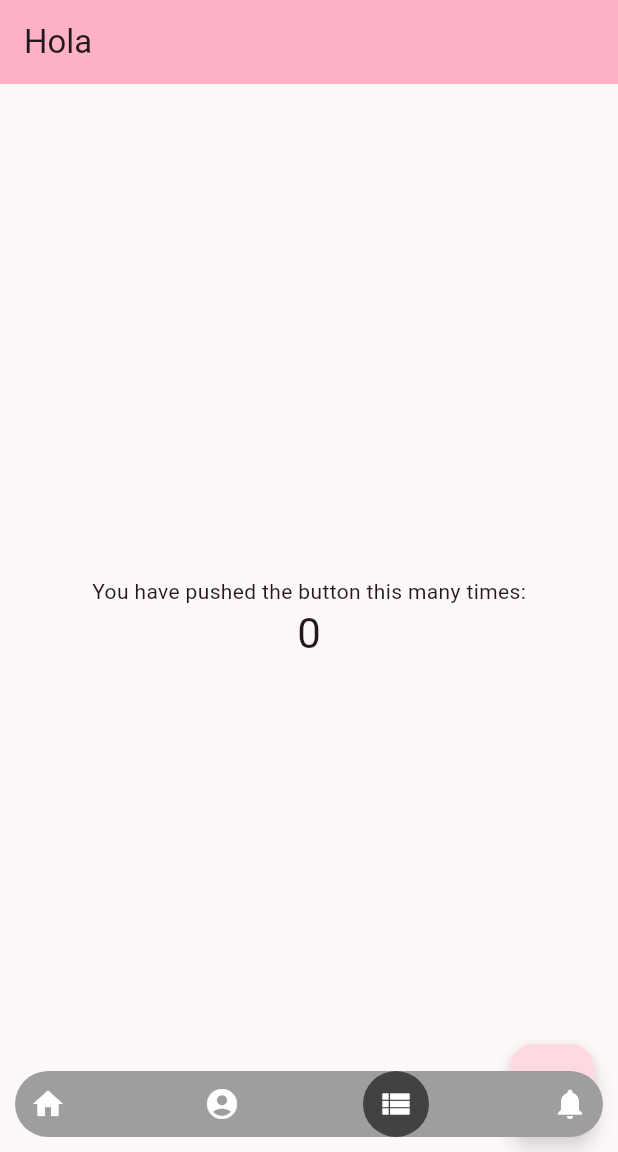
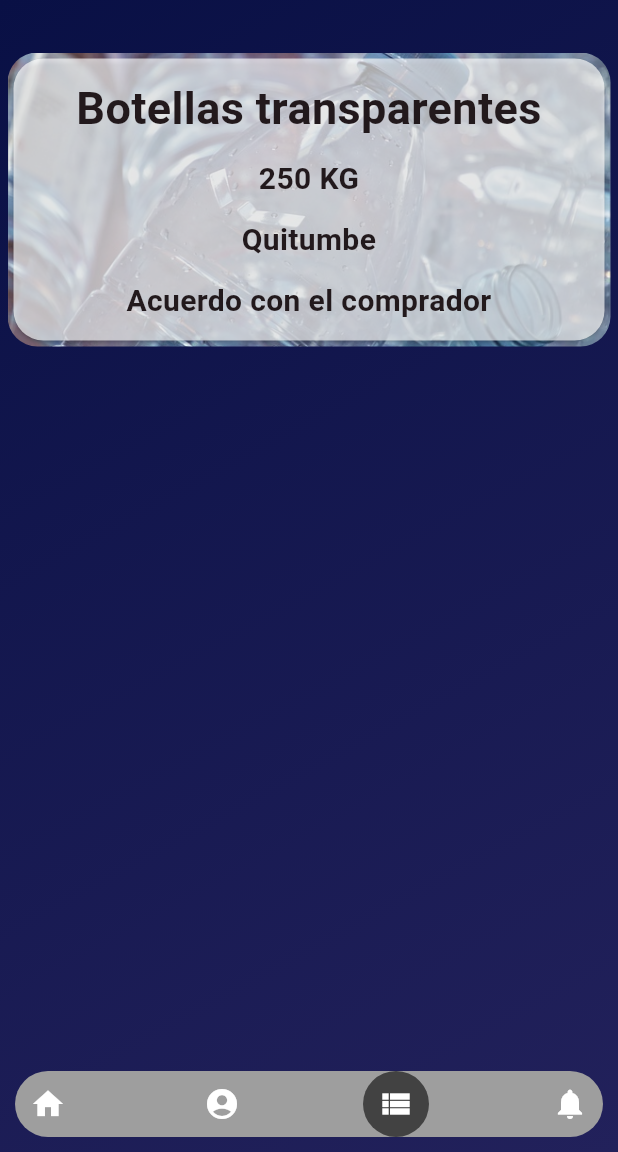
Before and after one commit to jorgeandres6/em, a Flutter app: the screen it shows after launch, item 3 of the bottom bar chosen, on a phone screen of 412 x 824 dp, the part 84-1236 px from its top. Run offline on Flutter 3.47's test engine with Material 2 defaults, Android fonts, the phone set to English and light mode, and no system bars; drawn by our look-alikes of google_nav_bar; our stand-ins replace file_picker, flip_card.

Commit message:
publicaciones y notificaciones V1

```diff
--- a/lib/screens/contenedor.dart
+++ b/lib/screens/contenedor.dart
@@ -3,6 +3,8 @@ import 'package:ecomarket/screens/categorias.dart';
 import 'package:ecomarket/screens/compra_venta.dart';
 import 'package:ecomarket/screens/home.dart';
 import 'package:ecomarket/screens/login.dart';
+import 'package:ecomarket/screens/perfil.dart';
+import 'package:ecomarket/screens/publicaciones.dart';
 import 'package:ecomarket/screens/publicar.dart';
 import 'package:flip_card/flip_card.dart';
 import 'package:ecomarket/screens/registro.dart';
@@ -22,10 +24,8 @@ class _ContenedorState extends State<Contenedor> {
   int _currentIndex = 0;
   final _pageOprtions = const [
     Publicar(),
-    CompraVenta(),
-    MyHomePage(
-      title: "Hola",
-    ),
+    Perfil(),
+    Publicaciones(),
     Registro()
   ];
 
--- /dev/null
+++ b/lib/screens/publicaciones.dart
@@ -0,0 +1,205 @@
+import 'dart:math';
+import 'package:flip_card/flip_card.dart';
+import 'package:ecomarket/screens/registro.dart';
+import 'package:flutter/material.dart';
+import 'package:google_nav_bar/google_nav_bar.dart';
+
+class Publicaciones extends StatefulWidget {
+  const Publicaciones({super.key});
+
+  @override
+  State<Publicaciones> createState() => _PublicacionesState();
+}
+
+class _PublicacionesState extends State<Publicaciones> {
+  bool isBack1 = false;
+  double angle1 = 0;
+
+  @override
+  Widget build(BuildContext context) {
+    return Scaffold(
+      resizeToAvoidBottomInset: false,
+      extendBody: true,
+      body: Container(
+        width: MediaQuery.of(context).size.width,
+        height: MediaQuery.of(context).size.height,
+        decoration: const BoxDecoration(
+            gradient: LinearGradient(
+                begin: Alignment.topLeft,
+                end: Alignment.bottomRight,
+                colors: [
+              Color.fromARGB(255, 9, 16, 69),
+              Color.fromARGB(255, 34, 33, 91),
+            ])),
+        child: SingleChildScrollView(
+          child: Column(
+            mainAxisAlignment: MainAxisAlignment.center,
+            //crossAxisAlignment: CrossAxisAlignment.center,
+            children: [
+              const SizedBox(
+                height: 30,
+              ),
+              GestureDetector(
+                onTap: () {
+                  _navigateToNextScreen(context);
+                },
+                child: const CardBoton(
+                  titulo: "Botellas transparentes",
+                  imagen: "images/transparentes.jpg",
+                  dir: "Quitumbe",
+                  rec: "Acuerdo con el comprador",
+                  peso: "250 KG",
+                ),
+              ),
+              const SizedBox(
+                height: 30,
+              ),
+            ],
+          ),
+        ),
+      ),
+    );
+  }
+
+  void _navigateToNextScreen(BuildContext context) {
+    Navigator.of(context)
+        .push(MaterialPageRoute(builder: (context) => const Registro()));
+  }
+
+  double flip(angle) {
+    setState(() {
+      angle = (angle + pi) % (2 * pi);
+    });
+    return angle;
+  }
+}
+
+class BackCard extends StatelessWidget {
+  const BackCard(
+      {super.key,
+      required this.titulo,
+      required this.desc,
+      required this.voidCallback});
+
+  final String titulo;
+  final String desc;
+  final VoidCallback voidCallback;
+
+  @override
+  Widget build(BuildContext context) {
+    return SizedBox(
+      width: double.infinity,
+      height: MediaQuery.of(context).size.height / 4,
+      child: Padding(
+        padding: const EdgeInsets.all(5),
+        child: Card(
+          color: const Color.fromARGB(255, 19, 9, 159),
+          shape:
+              RoundedRectangleBorder(borderRadius: BorderRadius.circular(20)),
+          child: Column(
+            mainAxisAlignment: MainAxisAlignment.spaceEvenly,
+            children: [
+              Text(
+                titulo,
+                textAlign: TextAlign.center,
+                style: const TextStyle(
+                    fontWeight: FontWeight.bold,
+                    fontSize: 30,
+                    color: Colors.white),
+              ),
+              ConstrainedBox(
+                constraints: BoxConstraints(
+                  maxHeight: MediaQuery.of(context).size.height / 12,
+                ),
+                child: SingleChildScrollView(
+                  child: Text(desc,
+                      textAlign: TextAlign.center,
+                      style: const TextStyle(
+                          fontWeight: FontWeight.bold,
+                          fontSize: 15,
+                          color: Colors.white)),
+                ),
+              ),
+              ElevatedButton(
+                  onPressed: voidCallback, child: const Text("Publicar"))
+            ],
+          ),
+        ),
+      ),
+    );
+  }
+
+  void _navigateToNextScreen(BuildContext context) {
+    Navigator.of(context)
+        .push(MaterialPageRoute(builder: (context) => const Registro()));
+  }
+}
+
+class CardBoton extends StatelessWidget {
+  const CardBoton(
+      {super.key,
+      required this.titulo,
+      required this.imagen,
+      required this.peso,
+      required this.dir,
+      required this.rec});
+
+  final String titulo;
+  final String imagen;
+  final String peso;
+  final String dir;
+  final String rec;
+
+  @override
+  Widget build(BuildContext context) {
+    return SizedBox(
+      width: double.infinity,
+      height: MediaQuery.of(context).size.height / 4,
+      child: Padding(
+        padding: const EdgeInsets.all(5),
+        child: Container(
+          decoration: BoxDecoration(
+              borderRadius: BorderRadius.circular(20),
+              image: DecorationImage(
+                  image: AssetImage(imagen), fit: BoxFit.cover)),
+          child: Card(
+            color: const Color.fromARGB(170, 255, 255, 255),
+            shape:
+                RoundedRectangleBorder(borderRadius: BorderRadius.circular(20)),
+            child: Center(
+              child: Column(
+                mainAxisAlignment: MainAxisAlignment.spaceEvenly,
+                children: [
+                  Text(
+                    titulo,
+                    textAlign: TextAlign.center,
+                    style: const TextStyle(
+                        fontWeight: FontWeight.bold, fontSize: 30),
+                  ),
+                  Text(
+                    peso,
+                    textAlign: TextAlign.center,
+                    style: const TextStyle(
+                        fontWeight: FontWeight.bold, fontSize: 20),
+                  ),
+                  Text(
+                    dir,
+                    textAlign: TextAlign.center,
+                    style: const TextStyle(
+                        fontWeight: FontWeight.bold, fontSize: 20),
+                  ),
+                  Text(
+                    rec,
+                    textAlign: TextAlign.center,
+                    style: const TextStyle(
+                        fontWeight: FontWeight.bold, fontSize: 20),
+                  ),
+                ],
+              ),
+            ),
+          ),
+        ),
+      ),
+    );
+  }
+}
```
Also changed, not shown: lib/screens/notificaciones.dart (added, +205 -0 lines), lib/screens/perfil.dart (added, +227 -0 lines), lib/screens/publicar.dart (+26 -8 lines), images/rostro.jpg (added), 13 other files.
